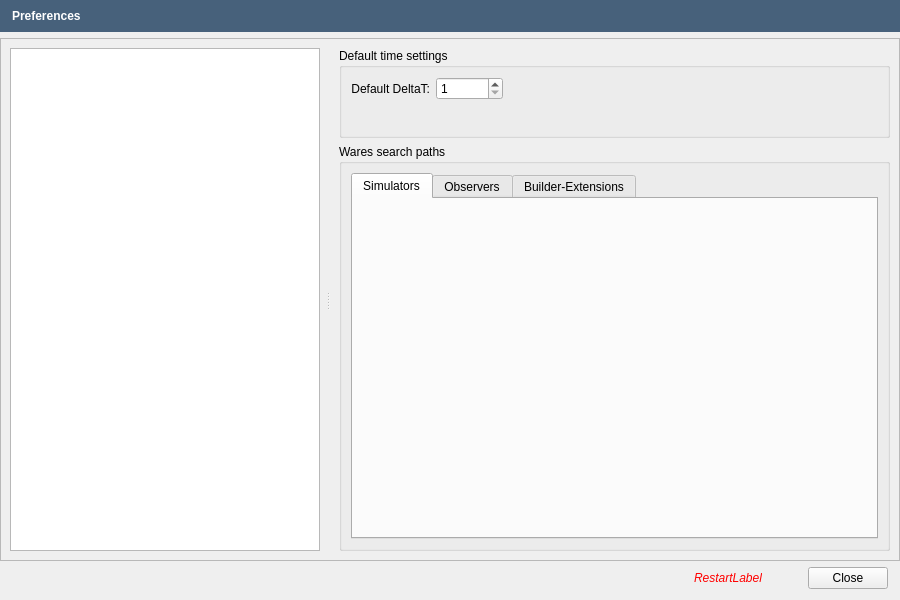
Before: the Qt Designer form src/openfluid/ui/common/PreferencesDialog.ui in OpenFLUID/openfluid, drawn with Qt 5.
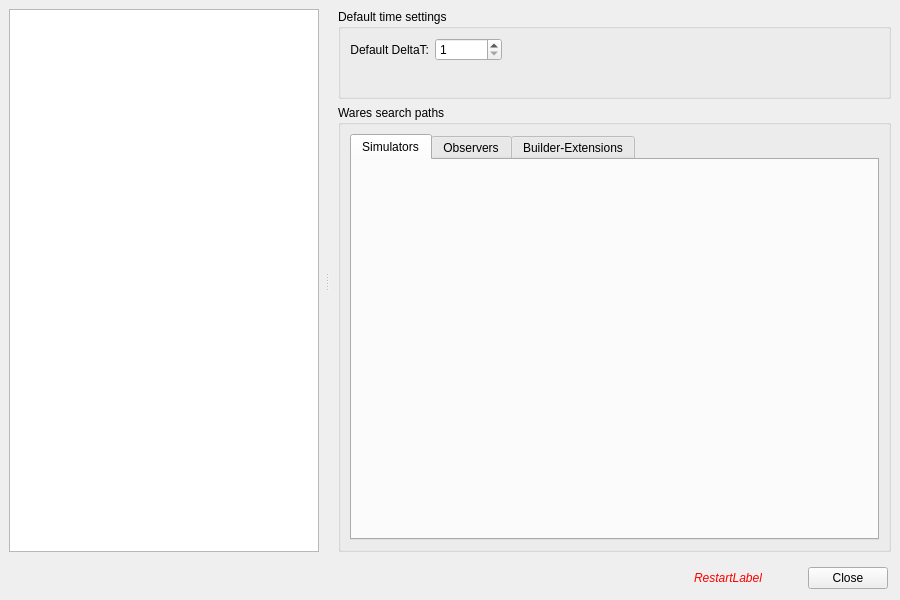
After: the same form once the commit is applied. Custom widgets are drawn as their Qt base class.

Commit message:
Introduction of message dialog for OpenFLUID applications
* Added MessageFrame and MessageDialog classes
* Cleaned code
* Switch to version 2.1.7~alpha1

(closes OpenFLUID/openfluid#790)

Diff of the .ui file:
```diff
--- a/src/openfluid/ui/common/PreferencesDialog.ui
+++ b/src/openfluid/ui/common/PreferencesDialog.ui
@@ -26,56 +26,10 @@
    <property name="rightMargin">
     <number>0</number>
    </property>
-   <item>
-    <widget class="QFrame" name="MessageFrame">
-     <property name="sizePolicy">
-      <sizepolicy hsizetype="Preferred" vsizetype="Maximum">
-       <horstretch>0</horstretch>
-       <verstretch>0</verstretch>
-      </sizepolicy>
-     </property>
-     <property name="styleSheet">
-      <string notr="true">background-color: rgb(71,97,123);</string>
-     </property>
-     <property name="frameShape">
-      <enum>QFrame::NoFrame</enum>
-     </property>
-     <property name="frameShadow">
-      <enum>QFrame::Plain</enum>
-     </property>
-     <property name="lineWidth">
-      <number>0</number>
-     </property>
-     <layout class="QHBoxLayout" name="horizontalLayout_3" stretch="0">
-      <property name="spacing">
-       <number>5</number>
-      </property>
-      <property name="leftMargin">
-       <number>12</number>
-      </property>
-      <item>
-       <layout class="QHBoxLayout" name="horizontalLayout_2">
-        <item>
-         <widget class="QLabel" name="MessageLabel">
-          <property name="styleSheet">
-           <string notr="true">color: rgb(255, 255, 255);
-font : bold;
-</string>
-          </property>
-          <property name="text">
-           <string>Preferences</string>
-          </property>
-         </widget>
-        </item>
-       </layout>
-      </item>
-     </layout>
-    </widget>
-   </item>
    <item>
     <widget class="QSplitter" name="splitter">
      <property name="frameShape">
-      <enum>QFrame::StyledPanel</enum>
+      <enum>QFrame::NoFrame</enum>
      </property>
      <property name="frameShadow">
       <enum>QFrame::Sunken</enum>
```
Left out of the diff: 2 changed lines with no effect on the pictures. The commit also changes 82 other files.
